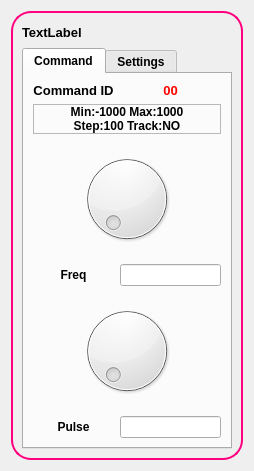
This is siggenW.ui in devlabnet/YASP as Qt 5 draws it before an edit. The edited form follows.
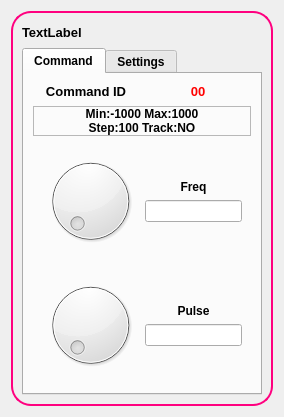
This is the edited form. Icons and pictures are not drawn. Custom widgets are drawn as their Qt base class.

Commit message: 30/03/2019 at 14:01:27  Added Frames in Widgets  M buttonW.ui  M buttonw.cpp  M dialW.ui  M dialw.cpp  M siggenW.ui  M siggenw.cpp  M sliderW.ui  M sliderw.cpp  M widgetswindow.ui

Diff of the .ui file:
```diff
--- a/siggenW.ui
+++ b/siggenW.ui
@@ -6,8 +6,8 @@
    <rect>
     <x>0</x>
     <y>0</y>
-    <width>254</width>
-    <height>471</height>
+    <width>284</width>
+    <height>417</height>
    </rect>
   </property>
   <property name="sizePolicy">
@@ -158,6 +158,128 @@
           <string>Command</string>
          </attribute>
          <layout class="QGridLayout" name="gridLayout">
+          <item row="6" column="0" rowspan="2" colspan="4">
+           <widget class="QFrame" name="framePulse">
+            <property name="frameShape">
+             <enum>QFrame::NoFrame</enum>
+            </property>
+            <property name="frameShadow">
+             <enum>QFrame::Sunken</enum>
+            </property>
+            <property name="lineWidth">
+             <number>0</number>
+            </property>
+            <layout class="QHBoxLayout" name="horizontalLayout_5">
+             <item>
+              <spacer name="horizontalSpacer_5">
+               <property name="orientation">
+                <enum>Qt::Horizontal</enum>
+               </property>
+               <property name="sizeType">
+                <enum>QSizePolicy::Expanding</enum>
+               </property>
+               <property name="sizeHint" stdset="0">
+                <size>
+                 <width>4</width>
+                 <height>20</height>
+                </size>
+               </property>
+              </spacer>
+             </item>
+             <item>
+              <widget class="QDial" name="pulseSpin">
+               <property name="sizePolicy">
+                <sizepolicy hsizetype="Minimum" vsizetype="Minimum">
+                 <horstretch>0</horstretch>
+                 <verstretch>0</verstretch>
+                </sizepolicy>
+               </property>
+               <property name="focusPolicy">
+                <enum>Qt::StrongFocus</enum>
+               </property>
+              </widget>
+             </item>
+             <item>
+              <layout class="QVBoxLayout" name="verticalLayout_4">
+               <item>
+                <spacer name="verticalSpacer_3">
+                 <property name="orientation">
+                  <enum>Qt::Vertical</enum>
+                 </property>
+                 <property name="sizeHint" stdset="0">
+                  <size>
+                   <width>20</width>
+                   <height>2</height>
+                  </size>
+                 </property>
+                </spacer>
+               </item>
+               <item>
+                <widget class="QLabel" name="pulseLabel">
+                 <property name="font">
+                  <font>
+                   <weight>75</weight>
+                   <bold>true</bold>
+                  </font>
+                 </property>
+                 <property name="text">
+                  <string>Pulse</string>
+                 </property>
+                 <property name="alignment">
+                  <set>Qt::AlignCenter</set>
+                 </property>
+                </widget>
+               </item>
+               <item>
+                <widget class="QLineEdit" name="pulsePC">
+                 <property name="sizePolicy">
+                  <sizepolicy hsizetype="Minimum" vsizetype="Fixed">
+                   <horstretch>0</horstretch>
+                   <verstretch>0</verstretch>
+                  </sizepolicy>
+                 </property>
+                 <property name="maxLength">
+                  <number>10</number>
+                 </property>
+                 <property name="frame">
+                  <bool>true</bool>
+                 </property>
+                </widget>
+               </item>
+               <item>
+                <spacer name="verticalSpacer_4">
+                 <property name="orientation">
+                  <enum>Qt::Vertical</enum>
+                 </property>
+                 <property name="sizeHint" stdset="0">
+                  <size>
+                   <width>20</width>
+                   <height>2</height>
+                  </size>
+                 </property>
+                </spacer>
+               </item>
+              </layout>
+             </item>
+             <item>
+              <spacer name="horizontalSpacer_6">
+               <property name="orientation">
+                <enum>Qt::Horizontal</enum>
+               </property>
+               <property name="sizeType">
+                <enum>QSizePolicy::Expanding</enum>
+               </property>
+               <property name="sizeHint" stdset="0">
+                <size>
+                 <width>4</width>
+                 <height>20</height>
+                </size>
+               </property>
+              </spacer>
+             </item>
+            </layout>
+           </widget>
+          </item>
           <item row="1" column="0" colspan="4">
            <widget class="QLabel" name="labelInfo">
             <property name="sizePolicy">
@@ -256,9 +378,12 @@
                <property name="orientation">
                 <enum>Qt::Horizontal</enum>
                </property>
+               <property name="sizeType">
+                <enum>QSizePolicy::Expanding</enum>
+               </property>
                <property name="sizeHint" stdset="0">
                 <size>
-                 <width>40</width>
+                 <width>10</width>
                  <height>20</height>
                 </size>
                </property>
@@ -273,7 +398,7 @@
                 </sizepolicy>
                </property>
                <property name="focusPolicy">
-                <enum>Qt::NoFocus</enum>
+                <enum>Qt::StrongFocus</enum>
                </property>
                <property name="autoFillBackground">
                 <bool>false</bool>
@@ -281,22 +406,21 @@
               </widget>
              </item>
              <item>
-              <spacer name="horizontalSpacer_4">
+              <layout class="QVBoxLayout" name="verticalLayout_3">
+               <item>
+                <spacer name="verticalSpacer">
                <property name="orientation">
-                <enum>Qt::Horizontal</enum>
+                  <enum>Qt::Vertical</enum>
                </property>
                <property name="sizeHint" stdset="0">
                 <size>
-                 <width>40</width>
-                 <height>20</height>
+                   <width>20</width>
+                   <height>2</height>
                 </size>
                </property>
               </spacer>
              </item>
-            </layout>
-           </widget>
-          </item>
-          <item row="5" column="0" colspan="2">
+               <item>
            <widget class="QLabel" name="Value">
             <property name="font">
              <font>
@@ -312,7 +436,7 @@
             </property>
            </widget>
           </item>
-          <item row="5" column="2" colspan="2">
+               <item>
            <widget class="QLineEdit" name="freqVal">
             <property name="sizePolicy">
              <sizepolicy hsizetype="Minimum" vsizetype="Fixed">
@@ -325,52 +449,32 @@
             </property>
            </widget>
           </item>
-          <item row="6" column="0" rowspan="2" colspan="4">
-           <widget class="QFrame" name="framePulse">
-            <property name="frameShape">
-             <enum>QFrame::NoFrame</enum>
-            </property>
-            <property name="frameShadow">
-             <enum>QFrame::Sunken</enum>
-            </property>
-            <property name="lineWidth">
-             <number>0</number>
-            </property>
-            <layout class="QHBoxLayout" name="horizontalLayout_5">
              <item>
-              <spacer name="horizontalSpacer_5">
+                <spacer name="verticalSpacer_2">
                <property name="orientation">
-                <enum>Qt::Horizontal</enum>
+                  <enum>Qt::Vertical</enum>
                </property>
                <property name="sizeHint" stdset="0">
                 <size>
-                 <width>40</width>
-                 <height>20</height>
+                   <width>20</width>
+                   <height>2</height>
                 </size>
                </property>
               </spacer>
              </item>
-             <item>
-              <widget class="QDial" name="pulseSpin">
-               <property name="sizePolicy">
-                <sizepolicy hsizetype="Minimum" vsizetype="Minimum">
-                 <horstretch>0</horstretch>
-                 <verstretch>0</verstretch>
-                </sizepolicy>
-               </property>
-               <property name="focusPolicy">
-                <enum>Qt::NoFocus</enum>
-               </property>
-              </widget>
+              </layout>
              </item>
              <item>
-              <spacer name="horizontalSpacer_6">
+              <spacer name="horizontalSpacer_4">
                <property name="orientation">
                 <enum>Qt::Horizontal</enum>
                </property>
+               <property name="sizeType">
+                <enum>QSizePolicy::Expanding</enum>
+               </property>
                <property name="sizeHint" stdset="0">
                 <size>
-                 <width>40</width>
+                 <width>2</width>
                  <height>20</height>
                 </size>
                </property>
@@ -379,38 +483,6 @@
             </layout>
            </widget>
           </item>
-          <item row="8" column="0" colspan="2">
-           <widget class="QLabel" name="pulseLabel">
-            <property name="font">
-             <font>
-              <weight>75</weight>
-              <bold>true</bold>
-             </font>
-            </property>
-            <property name="text">
-             <string>Pulse</string>
-            </property>
-            <property name="alignment">
-             <set>Qt::AlignCenter</set>
-            </property>
-           </widget>
-          </item>
-          <item row="8" column="2" colspan="2">
-           <widget class="QLineEdit" name="pulsePC">
-            <property name="sizePolicy">
-             <sizepolicy hsizetype="Minimum" vsizetype="Fixed">
-              <horstretch>0</horstretch>
-              <verstretch>0</verstretch>
-             </sizepolicy>
-            </property>
-            <property name="maxLength">
-             <number>10</number>
-            </property>
-            <property name="frame">
-             <bool>true</bool>
-            </property>
-           </widget>
-          </item>
          </layout>
         </widget>
         <widget class="QWidget" name="tabSettings">
```
Lines whose indentation alone changed are shown as unchanged. The commit also changes 8 other files.
